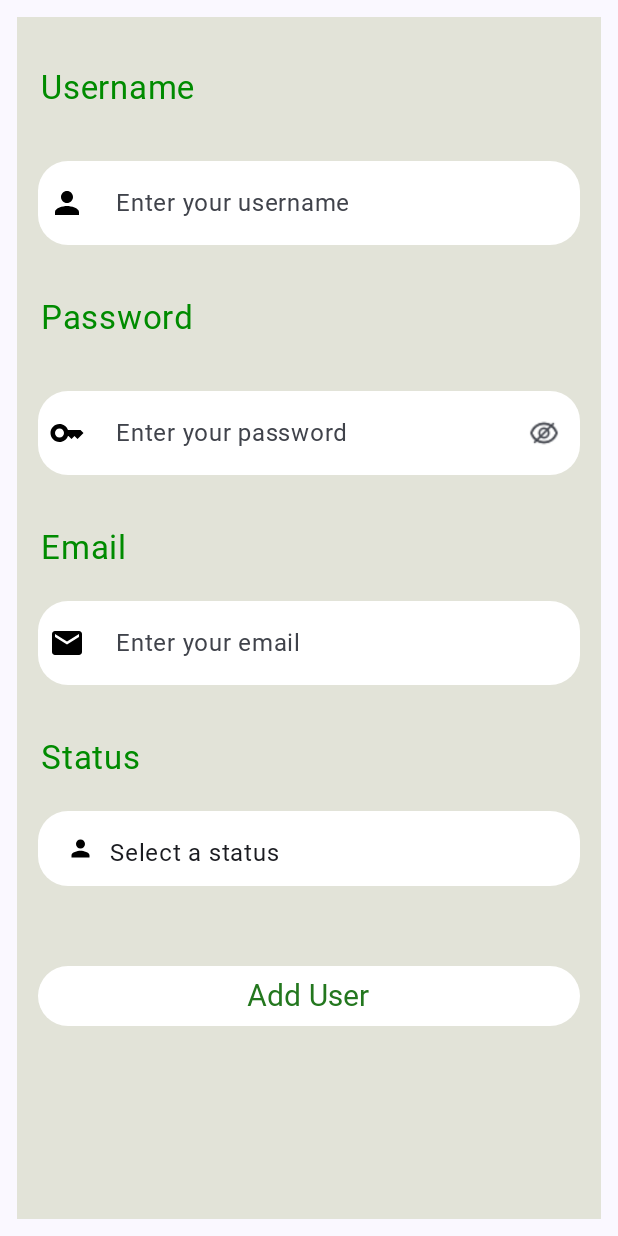
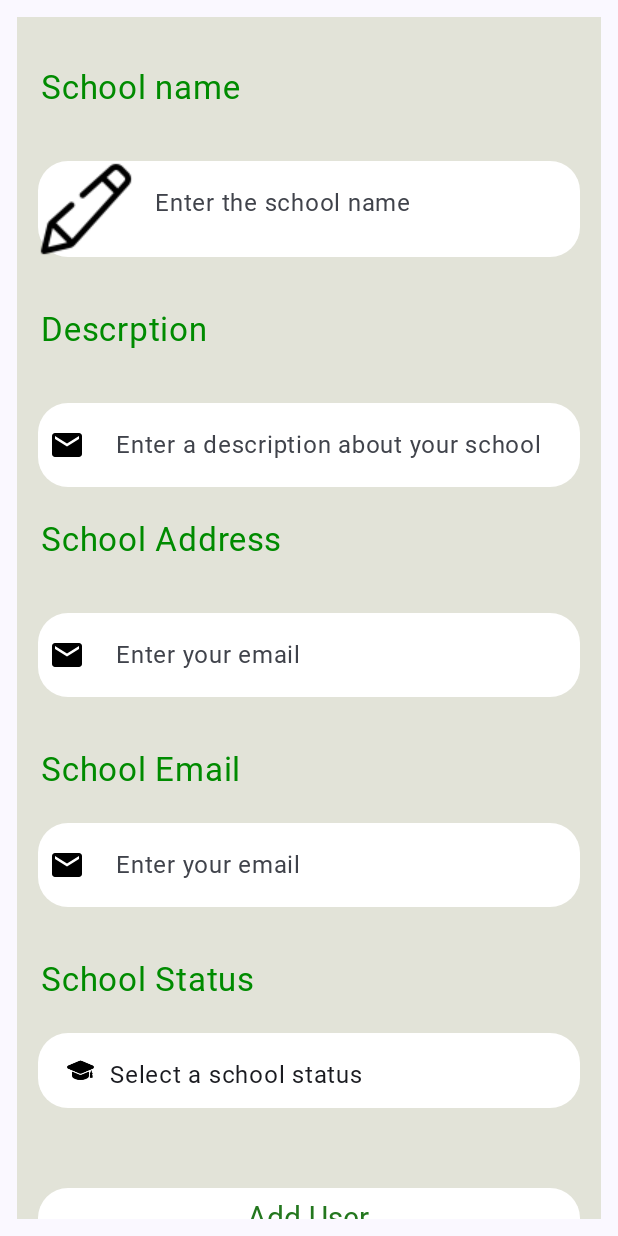
Before and after one commit to WenDEVLIFE/School-Locator, an Android app built with Jetpack Compose: the composable AddSchoolForm shown on its own in the app's theme, on a phone screen of 412 x 824 dp. Run offline under Robolectric (Android 15) with nearby library versions, the phone set to English and light mode, and no system bars.

Commit message:
Added Ui to the AddSchoolScreen.kt 👾

```diff
--- a/app/src/main/java/com/example/schoollocator/activity/maincomponent/ui/AddSchoolScreen.kt
+++ b/app/src/main/java/com/example/schoollocator/activity/maincomponent/ui/AddSchoolScreen.kt
@@ -1,5 +1,6 @@
 package com.example.schoollocator.activity.maincomponent.ui
 
+import androidx.activity.compose.BackHandler
 import androidx.compose.foundation.background
 import androidx.compose.foundation.clickable
 import androidx.compose.foundation.layout.Arrangement
@@ -44,6 +45,7 @@ import androidx.compose.ui.unit.sp
 import androidx.lifecycle.viewmodel.compose.viewModel
 import androidx.navigation.NavController
 import androidx.navigation.NavHostController
+import androidx.navigation.compose.rememberNavController
 import com.example.schoollocator.R
 import com.example.schoollocator.ui.theme.Green1
 import com.example.schoollocator.ui.theme.lightgreen
@@ -54,7 +56,26 @@ import com.example.schoollocator.windowEnum.getScreenSize
 
 @Composable
 fun AddSchoolScreen(modifier: Modifier = Modifier , navController: NavHostController){
+    // Go back to map screen
+    BackHandler {
+        navController.navigate("User") {
+            launchSingleTop = true
+            restoreState = true
+        }
+    }
 
+    Column(
+        modifier = Modifier
+            .fillMaxSize()
+            .background(lightgreen)
+    ){
+
+        // Top bar state
+        TopAppBarState(modifier = Modifier, tittle ="Add School")
+        AddSchoolForm()
+
+
+    }
 }
 
 
@@ -68,10 +89,14 @@ fun AddSchoolForm(modifier: Modifier=Modifier){
 
     // This is the view model
     val viewModel: AddUserViewModel = viewModel()
-    val items = listOf("Select a status" to R.drawable.baseline_person_24,
-        "Admin" to R.drawable.baseline_person_24,
-        "User" to R.drawable.baseline_person_24,
-        "School Owner" to R.drawable.baseline_person_24)
+    val   items = listOf(
+        "Select a school status" to R.drawable.graduate,
+        "Kinder garden" to R.drawable.graduate,
+        "Elementary" to R.drawable.graduate,
+        "Junior High School" to R.drawable.graduate,
+        "Senior High" to R.drawable.graduate,
+        "College/University" to R.drawable.graduate
+    )
     var selectedItem by remember { mutableStateOf(items[0]) }
 
     LazyColumn(
@@ -90,7 +115,7 @@ fun AddSchoolForm(modifier: Modifier=Modifier){
                 modifier = Modifier
                     .fillMaxWidth()
                     .padding(start = 16.dp),
-                text = "Username",
+                text = "School name",
                 fontFamily = MaterialTheme.typography.bodyLarge.fontFamily,
                 color = materialGreen,
                 fontSize = if (screenSize == ScreenSize.SMALL) 22.sp else 25.sp
@@ -105,7 +130,7 @@ fun AddSchoolForm(modifier: Modifier=Modifier){
             TextField(
                 value = viewModel.username.value,
                 onValueChange = {  viewModel.username.value = (it) },
-                placeholder = { Text(text = "Enter your username") },
+                placeholder = { Text(text = "Enter the school name") },
                 shape = RoundedCornerShape(20.dp),
                 modifier = Modifier
                     .fillMaxWidth()
@@ -118,7 +143,7 @@ fun AddSchoolForm(modifier: Modifier=Modifier){
                 leadingIcon = {
                     Icon(
                         modifier = Modifier.padding(end = 10.dp),
-                        painter = painterResource(id = R.drawable.baseline_person_24),
+                        painter = painterResource(id = R.drawable.pencil),
                         contentDescription = "Icon",
                         tint = Color.Black
                     )
@@ -134,13 +159,12 @@ fun AddSchoolForm(modifier: Modifier=Modifier){
         item {
             Spacer(modifier = Modifier.height(5.dp))
         }
-
         item {
             Text(
                 modifier = Modifier
                     .fillMaxWidth()
                     .padding(start = 16.dp),
-                text = "Password",
+                text = "Descrption",
                 fontFamily = MaterialTheme.typography.bodyLarge.fontFamily,
                 color = materialGreen,
                 fontSize = if (screenSize == ScreenSize.SMALL) 22.sp else 25.sp
@@ -152,41 +176,84 @@ fun AddSchoolForm(modifier: Modifier=Modifier){
         }
         item {
             TextField(
-                value = viewModel.password.value,
-                onValueChange = { viewModel.password.value = (it) },
-                placeholder = { Text(text = "Enter your password") },
+                value = viewModel.email.value,
+                onValueChange = { viewModel.email.value =(it) },
+                placeholder = { Text(text = "Enter a description about your school") },
+
+                // added rounded shape
                 shape = RoundedCornerShape(20.dp),
                 modifier = Modifier
                     .fillMaxWidth()
                     .padding(14.dp)
                     .background(Color.Transparent),
-                textStyle = TextStyle(color = Color.Black, fontSize = 20.sp),
+                textStyle = TextStyle(
+                    color = Color.Black,
+                    fontSize = if (screenSize == ScreenSize.SMALL) 12.sp else 15.sp
+                ),
+
+                // This is to add the icon to the text field
                 leadingIcon = {
                     Icon(
                         modifier = Modifier.padding(end = 10.dp),
-                        painter = painterResource(id = R.drawable.baseline_key_24),
+                        painter = painterResource(id = R.drawable.baseline_email_24),
                         contentDescription = "Icon",
                         tint = Color.Black
                     )
                 },
-                trailingIcon = {
-                    val image = if (viewModel.isPasswordVisible.value)
-                        painterResource(id = R.drawable.see)
-                    else
-                        painterResource(id = R.drawable.eye)
 
-                    IconButton(onClick = { viewModel.passwordToogle() }) {
-                        Icon(
-                            painter = image,
-                            contentDescription = "Toggle password visibility",
-                            modifier = Modifier.size(
-                                width = if (screenSize == ScreenSize.SMALL) 20.dp else 24.dp,
-                                height = if (screenSize == ScreenSize.SMALL) 20.dp else 24.dp
-                            )
-                        )
-                    }
+                // This is for the colors of the text field
+                colors = TextFieldDefaults.textFieldColors(
+                    containerColor = Color.White,
+                    focusedIndicatorColor = Color.Transparent,
+                    unfocusedIndicatorColor = Color.Transparent
+                )
+            )
+        }
+
+        item {
+            Text(
+                modifier = Modifier
+                    .fillMaxWidth()
+                    .padding(start = 16.dp),
+                text = "School Address",
+                fontFamily = MaterialTheme.typography.bodyLarge.fontFamily,
+                color = materialGreen,
+                fontSize = if (screenSize == ScreenSize.SMALL) 22.sp else 25.sp
+            )
+        }
+
+        item {
+            Spacer(modifier = Modifier.height(5.dp))
+        }
+
+        item {
+            TextField(
+                value = viewModel.email.value,
+                onValueChange = { viewModel.email.value =(it) },
+                placeholder = { Text(text = "Enter your email") },
+
+                // added rounded shape
+                shape = RoundedCornerShape(20.dp),
+                modifier = Modifier
+                    .fillMaxWidth()
+                    .padding(14.dp)
+                    .background(Color.Transparent),
+                textStyle = TextStyle(
+                    color = Color.Black,
+                    fontSize = if (screenSize == ScreenSize.SMALL) 12.sp else 15.sp
+                ),
+
+                // This is to add the icon to the text field
+                leadingIcon = {
+                    Icon(
+                        modifier = Modifier.padding(end = 10.dp),
+                        painter = painterResource(id = R.drawable.baseline_email_24),
+                        contentDescription = "Icon",
+                        tint = Color.Black
+                    )
                 },
-                visualTransformation = if (viewModel.isPasswordVisible.value) VisualTransformation.None else PasswordVisualTransformation(),
+
+                // This is for the colors of the text field
                 colors = TextFieldDefaults.textFieldColors(
                     containerColor = Color.White,
                     focusedIndicatorColor = Color.Transparent,
@@ -204,7 +271,7 @@ fun AddSchoolForm(modifier: Modifier=Modifier){
                 modifier = Modifier
                     .fillMaxWidth()
                     .padding(start = 16.dp),
-                text = "Email",
+                text = "School Email",
                 fontFamily = MaterialTheme.typography.bodyLarge.fontFamily,
                 color = materialGreen,
                 fontSize = if (screenSize == ScreenSize.SMALL) 22.sp else 25.sp
@@ -257,7 +324,7 @@ fun AddSchoolForm(modifier: Modifier=Modifier){
                 modifier = Modifier
                     .fillMaxWidth()
                     .padding(start = 16.dp),
-                text = "Status",
+                text = "School Status",
                 fontFamily = MaterialTheme.typography.bodyLarge.fontFamily,
                 color = materialGreen,
                 fontSize = if (screenSize == ScreenSize.SMALL) 22.sp else 25.sp
@@ -315,3 +382,10 @@ fun SpinnerPreview1(){
         onItemSelected = {}
     )
 }
+
+
+@Preview
+@Composable
+fun AddSchoolFormPreview(){
+    AddSchoolScreen(modifier = Modifier, navController = rememberNavController())
+}
```
